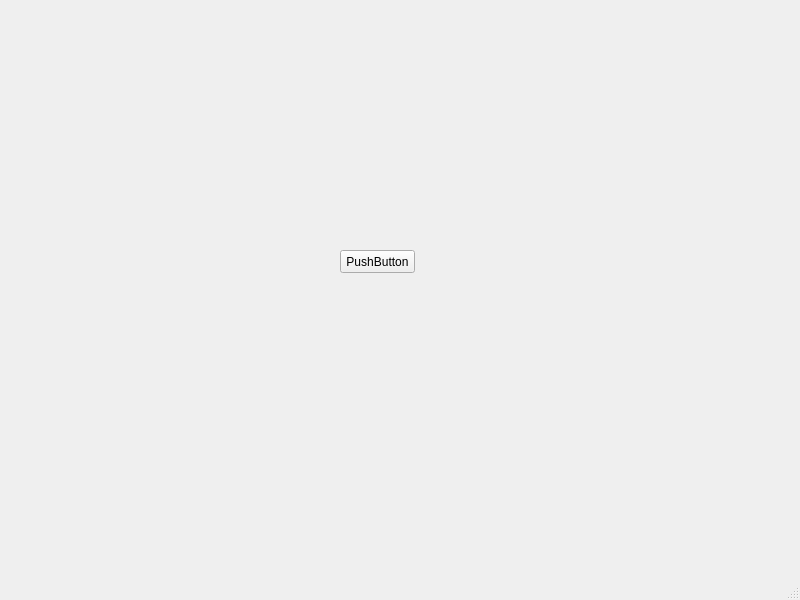
Qt form .compileui/mainwindow.ui (Xenox003/RaspberryAudioMixerQt5) before a commit.
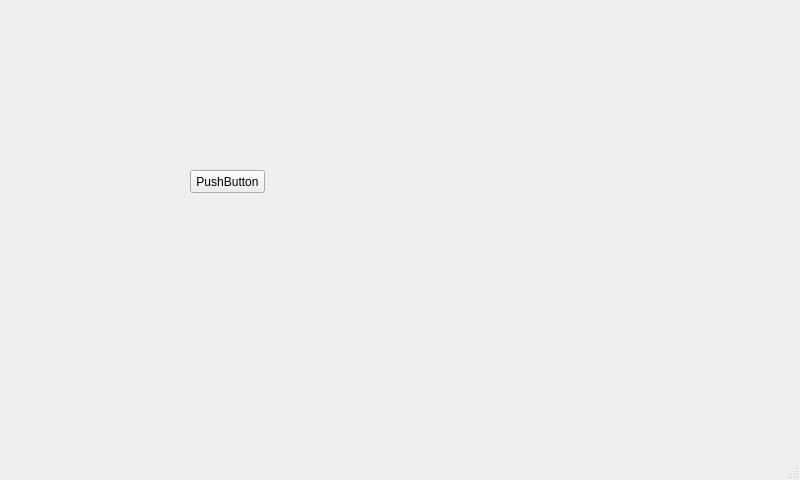
The same form after that commit.

Diff of the .ui file:
```diff
--- a/.compileui/mainwindow.ui
+++ b/.compileui/mainwindow.ui
@@ -7,7 +7,7 @@
     <x>0</x>
     <y>0</y>
     <width>800</width>
-    <height>600</height>
+    <height>480</height>
    </rect>
   </property>
   <property name="windowTitle">
@@ -17,8 +17,8 @@
    <widget class="QPushButton" name="pushButton">
     <property name="geometry">
      <rect>
-      <x>340</x>
-      <y>250</y>
+      <x>190</x>
+      <y>170</y>
       <width>75</width>
       <height>23</height>
      </rect>
```
